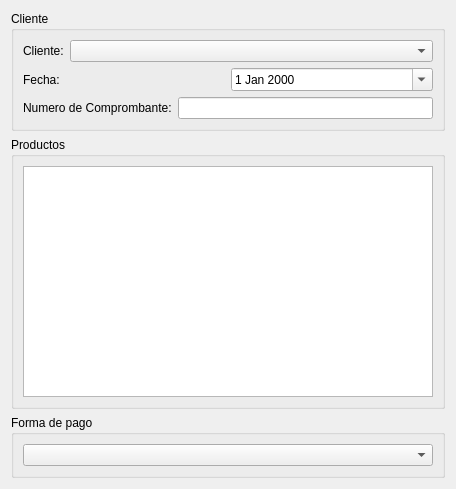
Above: trunk/plugins/ventas/FormAgregarVentaBase.ui from chungote/gestotux before the change. Below: the same form after it.
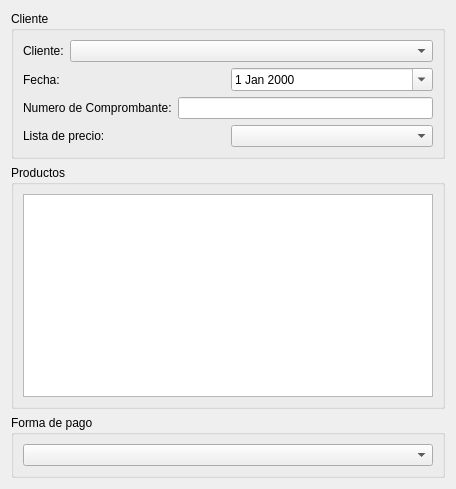
That is the form after the change.

The edit to the form file:
```diff
--- a/trunk/plugins/ventas/FormAgregarVentaBase.ui
+++ b/trunk/plugins/ventas/FormAgregarVentaBase.ui
@@ -68,7 +68,21 @@
          </widget>
         </item>
         <item>
-         <widget class="QLineEdit" name="lineEdit" />
+         <widget class="QLineEdit" name="lineEdit"/>
+        </item>
+       </layout>
+      </item>
+      <item>
+       <layout class="QHBoxLayout" name="horizontalLayout_5">
+        <item>
+         <widget class="QLabel" name="label_4">
+          <property name="text">
+           <string>Lista de precio:</string>
+          </property>
+         </widget>
+        </item>
+        <item>
+         <widget class="QComboBox" name="CBListaPrecio"/>
         </item>
        </layout>
       </item>
```
Left out of the diff: 67 changed lines with no effect on the pictures.
